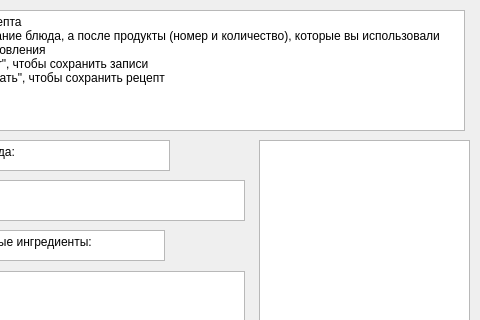
First picture: the form in courseWork/create_recipe.ui, repository mellonii/maltite, before the edit; both pictures show x 96 to 576 and y 0 to 320 of the 576 by 619 pixel window.
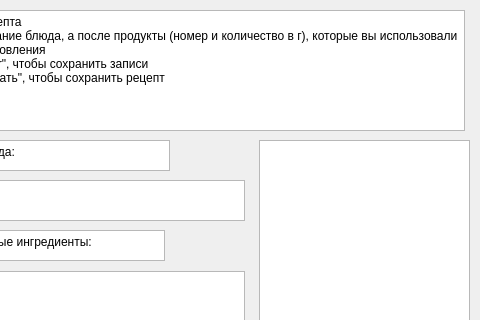
Second picture: the form after the edit.

Patch:
```diff
--- a/courseWork/create_recipe.ui
+++ b/courseWork/create_recipe.ui
@@ -29,7 +29,7 @@
 hr { height: 1px; border-width: 0; }
 &lt;/style&gt;&lt;/head&gt;&lt;body style=&quot; font-family:'Segoe UI'; font-size:9pt; font-weight:400; font-style:normal;&quot;&gt;
 &lt;p style=&quot; margin-top:0px; margin-bottom:0px; margin-left:0px; margin-right:0px; -qt-block-indent:0; text-indent:0px;&quot;&gt;Создание рецепта&lt;/p&gt;
-&lt;p style=&quot; margin-top:0px; margin-bottom:0px; margin-left:0px; margin-right:0px; -qt-block-indent:0; text-indent:0px;&quot;&gt;- Добавь название блюда, а после продукты (номер и количество), которые вы использовали для его приготовления &lt;/p&gt;
+&lt;p style=&quot; margin-top:0px; margin-bottom:0px; margin-left:0px; margin-right:0px; -qt-block-indent:0; text-indent:0px;&quot;&gt;- Добавь название блюда, а после продукты (номер и количество в г), которые вы использовали для его приготовления &lt;/p&gt;
 &lt;p style=&quot; margin-top:0px; margin-bottom:0px; margin-left:0px; margin-right:0px; -qt-block-indent:0; text-indent:0px;&quot;&gt;- Кликни &amp;quot;Enter&amp;quot;, чтобы сохранить записи&lt;/p&gt;
 &lt;p style=&quot; margin-top:0px; margin-bottom:0px; margin-left:0px; margin-right:0px; -qt-block-indent:0; text-indent:0px;&quot;&gt;- Нажми &amp;quot;Создать&amp;quot;, чтобы сохранить рецепт&lt;/p&gt;&lt;/body&gt;&lt;/html&gt;</string>
    </property>
```
